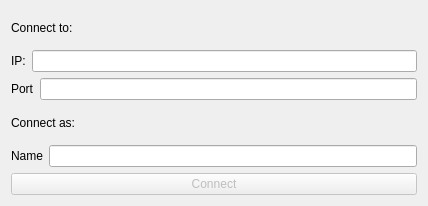
Qt form chatClient/clientWid1.ui (marcustedesco/HW7group) before a commit.
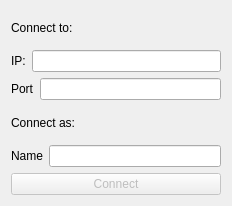
The same form after that commit.

```diff
--- a/chatClient/clientWid1.ui
+++ b/chatClient/clientWid1.ui
@@ -6,7 +6,7 @@
    <rect>
     <x>0</x>
     <y>0</y>
-    <width>428</width>
+    <width>232</width>
     <height>206</height>
    </rect>
   </property>
```
